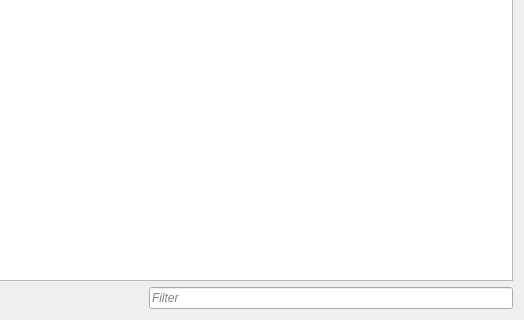
First picture: the form in src/forms/backupmanagerform.ui, repository codestation/qcma, before the edit; both pictures show x 333 to 857 and y 158 to 478 of the 857 by 478 pixel window.
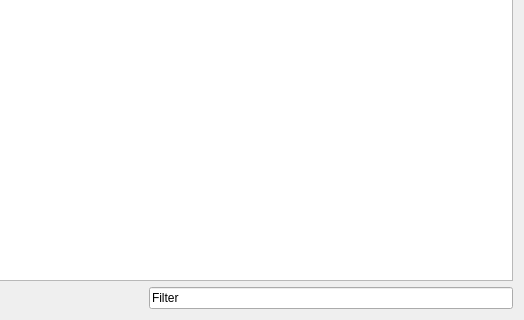
Second picture: the form after the edit. Custom widgets are drawn as their Qt base class.

Commit message: Fix lineedit resizing on focus.

What changed in the file:
```diff
--- a/src/forms/backupmanagerform.ui
+++ b/src/forms/backupmanagerform.ui
@@ -116,7 +116,7 @@
      <item>
       <widget class="FilterLineEdit" name="filterLineEdit">
        <property name="styleSheet">
-        <string notr="true">color:gray;font-style:italic</string>
+        <string notr="true">FilterLineEdit { color:gray; font-style:italic; }</string>
        </property>
        <property name="text">
         <string>Filter</string>
```
The commit also changes 2 other files.
